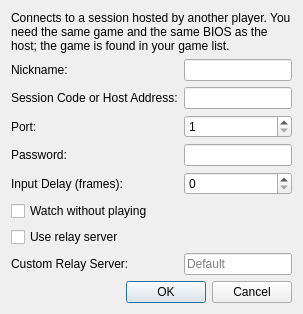
Before: the Qt Designer form src/riverhorse-qt/netplayjoinsessiondialog.ui in thenotoriousfox/riverhorse, drawn with Qt 5.
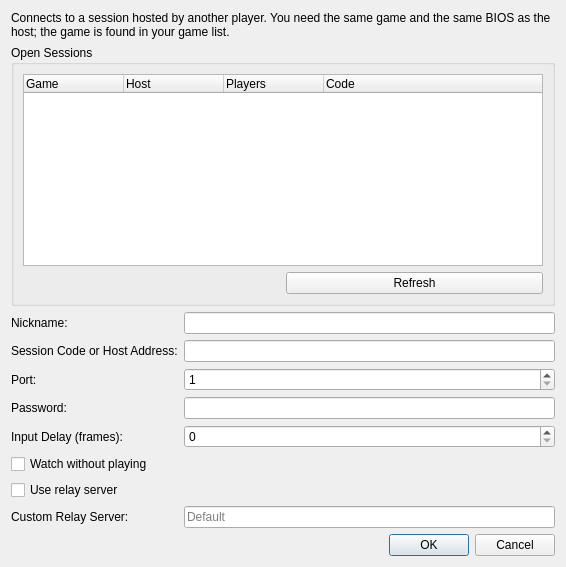
After: the same form once the commit is applied.

Commit message:
List hosted sessions on the relay and let hosts approve joins
Hosts publish a short listing (versions, players, nickname, game) to the relay, which answers padded list requests one page at a time; the join dialog and Big Picture show the sessions this version can join. Hosts can ask to accept each join request; a declined player is told so, and joiners wait longer while the host decides.

Diff of the .ui file:
```diff
--- a/src/riverhorse-qt/netplayjoinsessiondialog.ui
+++ b/src/riverhorse-qt/netplayjoinsessiondialog.ui
@@ -19,6 +19,69 @@
      </property>
     </widget>
    </item>
+   <item>
+    <widget class="QGroupBox" name="sessionsGroup">
+     <property name="title">
+      <string>Open Sessions</string>
+     </property>
+     <layout class="QVBoxLayout" name="sessionsLayout">
+      <item>
+       <widget class="QTreeWidget" name="sessionList">
+        <property name="minimumSize">
+         <size>
+          <width>520</width>
+          <height>160</height>
+         </size>
+        </property>
+        <property name="rootIsDecorated">
+         <bool>false</bool>
+        </property>
+        <property name="uniformRowHeights">
+         <bool>true</bool>
+        </property>
+        <column>
+         <property name="text">
+          <string>Game</string>
+         </property>
+        </column>
+        <column>
+         <property name="text">
+          <string>Host</string>
+         </property>
+        </column>
+        <column>
+         <property name="text">
+          <string>Players</string>
+         </property>
+        </column>
+        <column>
+         <property name="text">
+          <string>Code</string>
+         </property>
+        </column>
+       </widget>
+      </item>
+      <item>
+       <layout class="QHBoxLayout" name="sessionsStatusLayout">
+        <item>
+         <widget class="QLabel" name="sessionsStatus">
+          <property name="wordWrap">
+           <bool>true</bool>
+          </property>
+         </widget>
+        </item>
+        <item>
+         <widget class="QPushButton" name="refreshSessions">
+          <property name="text">
+           <string>Refresh</string>
+          </property>
+         </widget>
+        </item>
+       </layout>
+      </item>
+     </layout>
+    </widget>
+   </item>
    <item>
     <layout class="QFormLayout" name="formLayout">
      <item row="0" column="0">
```
The commit also changes 12 other files.
